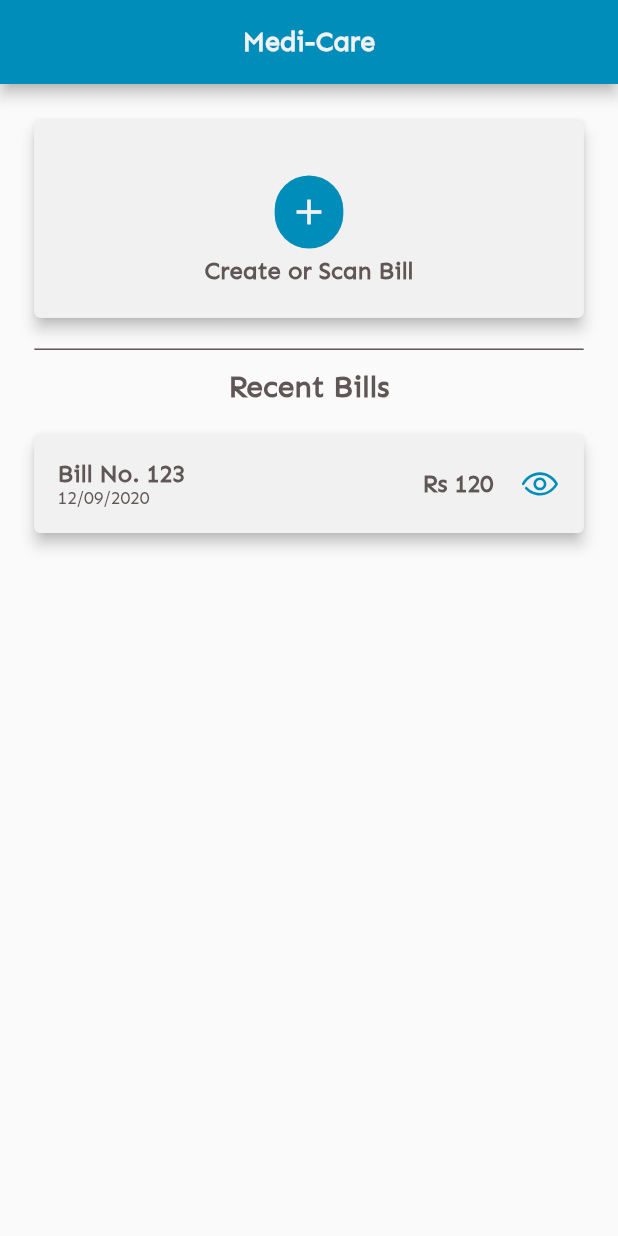
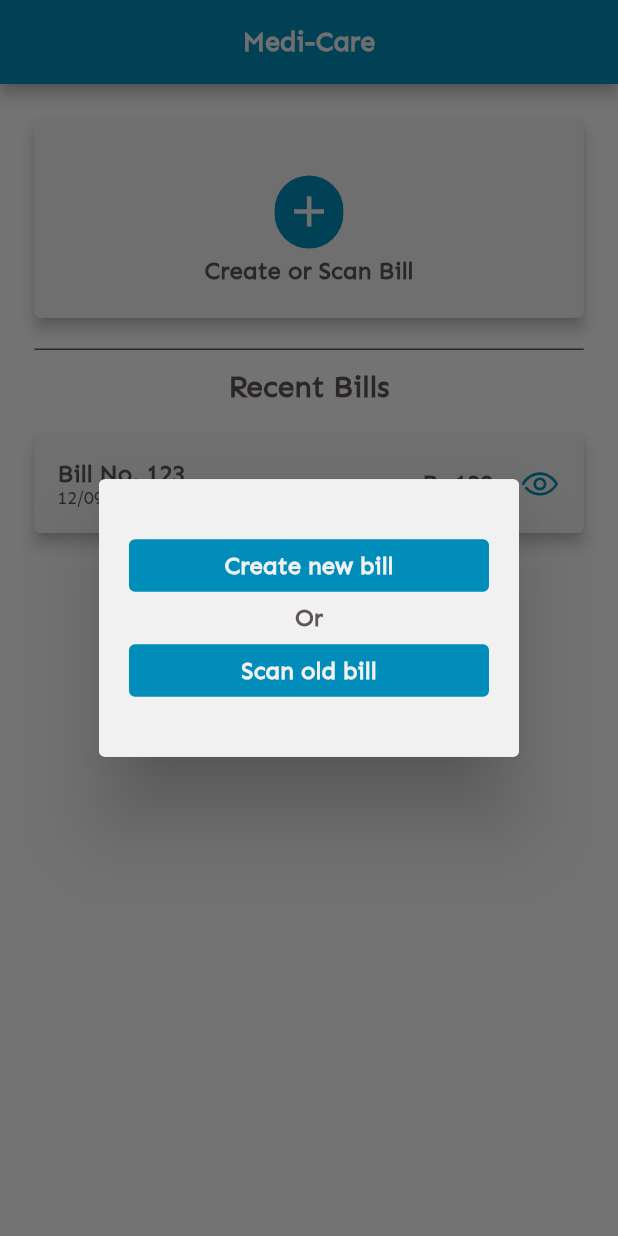
Before and after one commit to SatyamX64/mlh, a Flutter app: the screen it shows after launch, after a tap on "Create or Scan Bill", on a phone screen of 412 x 824 dp. Run offline on Flutter 3.47's test engine with Material 2 defaults, Android fonts, the phone set to English and light mode, and no system bars; our stand-ins replace flutter_svg.

Commit message:
created a dialogue box after taping bill button

```diff
--- a/medical_store/lib/screens/homepage.dart
+++ b/medical_store/lib/screens/homepage.dart
@@ -29,7 +29,7 @@ class _HomepageState extends State<Homepage> {
           children: [
             //button for creating a new bill or scan an old one
             GestureDetector(
-              onTap: () {},
+              onTap: show,
               child: BaseContainer(
                 child: CreateBillButton(size: size),
               ),
@@ -55,4 +55,69 @@ class _HomepageState extends State<Homepage> {
       ),
     );
   }
+
+  show() {
+    return showDialog(
+      context: this.context,
+      barrierDismissible: true,
+      builder: (context) {
+        return Dialog(
+          child: FittedBox(
+            fit: BoxFit.none,
+            child: Container(
+              padding: EdgeInsets.symmetric(horizontal: 20, vertical: 40),
+              decoration: BoxDecoration(
+                  color: Color(0xfff1f1f1),
+                  borderRadius: BorderRadius.circular(4)),
+              child: Column(
+                mainAxisAlignment: MainAxisAlignment.center,
+                children: [
+                  GestureDetector(
+                    onTap: () {},
+                    child: Container(
+                      width: 240,
+                      padding: EdgeInsets.all(8),
+                      decoration: BoxDecoration(
+                          color: Color(0xff008db9),
+                          borderRadius: BorderRadius.circular(4)),
+                      child: Center(
+                          child: Text(
+                        'Create new bill',
+                        style: primaryTextstyle.copyWith(
+                          fontSize: 16,
+                        ),
+                      )),
+                    ),
+                  ),
+                  Padding(padding: EdgeInsets.only(top: 8)),
+                  Text(
+                    'Or',
+                    style: secondaryTextstyle,
+                  ),
+                  Padding(padding: EdgeInsets.only(top: 8)),
+                  GestureDetector(
+                    onTap: () {},
+                    child: Container(
+                      width: 240,
+                      padding: EdgeInsets.all(8),
+                      decoration: BoxDecoration(
+                          color: Color(0xff008db9),
+                          borderRadius: BorderRadius.circular(4)),
+                      child: Center(
+                          child: Text(
+                        'Scan old bill',
+                        style: primaryTextstyle.copyWith(
+                          fontSize: 16,
+                        ),
+                      )),
+                    ),
+                  ),
+                ],
+              ),
+            ),
+          ),
+        );
+      },
+    );
+  }
 }
--- a/medical_store/lib/widgets/create_scan_bill_button.dart
+++ b/medical_store/lib/widgets/create_scan_bill_button.dart
@@ -28,7 +28,7 @@ class CreateBillButton extends StatelessWidget {
               child: Icon(
                 Icons.add,
                 color: Color(0xfff1f1f1),
-                size: 28,
+                size: size.height * 0.04142,
               ),
             ),
           ),
```
